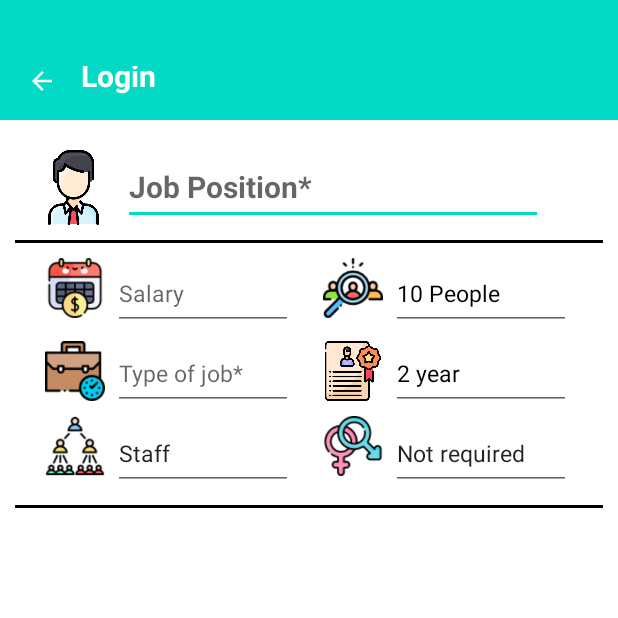
After one commit to NekoNo001/GoJob, an Android app: the jobCreate screen opened directly, with no data from a screen before it, on a phone screen of 412 x 824 dp, the top half of it. The commit adds this screen. Run offline under Robolectric (Android 15) with nearby library versions, the phone set to English and light mode, and no system bars.

```diff
--- a/app/src/main/java/com/b1906478/gojob/activity/findActivity.java
+++ b/app/src/main/java/com/b1906478/gojob/activity/findActivity.java
@@ -12,6 +12,7 @@ import android.view.View;
 import android.view.animation.AccelerateInterpolator;
 import android.view.animation.LinearInterpolator;
 import android.widget.Button;
+import android.widget.FrameLayout;
 import android.widget.Toast;
 
 import com.b1906478.gojob.R;
--- /dev/null
+++ b/app/src/main/java/com/b1906478/gojob/activity/jobCreate.java
@@ -0,0 +1,16 @@
+package com.b1906478.gojob.activity;
+
+import androidx.appcompat.app.AppCompatActivity;
+
+import android.os.Bundle;
+
+import com.b1906478.gojob.R;
+
+public class jobCreate extends AppCompatActivity {
+
+    @Override
+    protected void onCreate(Bundle savedInstanceState) {
+        super.onCreate(savedInstanceState);
+        setContentView(R.layout.activity_job_create);
+    }
+}
--- /dev/null
+++ b/app/src/main/res/layout/activity_job_create.xml
@@ -0,0 +1,277 @@
+<?xml version="1.0" encoding="utf-8"?>
+<ScrollView xmlns:android="http://schemas.android.com/apk/res/android"
+    xmlns:app="http://schemas.android.com/apk/res-auto"
+    xmlns:tools="http://schemas.android.com/tools"
+    android:layout_width="match_parent"
+    android:layout_height="wrap_content"
+    android:fillViewport="true">
+
+
+    <androidx.constraintlayout.widget.ConstraintLayout
+        android:layout_width="match_parent"
+        android:layout_height="match_parent"
+        tools:context=".activity.jobCreate">
+
+
+        <include
+            android:id="@+id/toolbarid"
+            layout="@layout/toolbar"
+            app:layout_constraintEnd_toEndOf="parent"
+            app:layout_constraintHorizontal_bias="1.0"
+            app:layout_constraintStart_toStartOf="parent"
+            app:layout_constraintTop_toTopOf="parent" />
+
+        <EditText
+            android:id="@+id/jobPosition"
+            android:layout_width="280dp"
+            android:layout_height="50dp"
+            android:layout_marginEnd="50dp"
+            android:gravity="center_vertical"
+            android:hint="Job Position*"
+            android:layout_marginTop="20dp"
+            android:singleLine="true"
+            android:textSize="20dp"
+            android:textStyle="bold"
+            app:layout_constraintEnd_toEndOf="parent"
+            app:layout_constraintTop_toBottomOf="@+id/toolbarid" />
+
+        <ImageView
+            android:id="@+id/personid"
+            android:layout_width="50dp"
+            android:layout_height="50dp"
+            android:layout_marginTop="20dp"
+            android:layout_marginStart="15dp"
+            android:background="@drawable/man"
+            app:layout_constraintEnd_toStartOf="@id/jobPosition"
+            app:layout_constraintStart_toStartOf="parent"
+            app:layout_constraintTop_toBottomOf="@+id/toolbarid" />
+
+        <View
+            android:id="@+id/line1"
+            android:layout_width="match_parent"
+            android:layout_height="2dp"
+            android:layout_marginHorizontal="10dp"
+            android:background="@color/darkmodedfont"
+            app:layout_constraintEnd_toEndOf="parent"
+            app:layout_constraintStart_toStartOf="parent"
+            app:layout_constraintTop_toBottomOf="@+id/personid"
+            android:layout_marginTop="10dp"/>
+
+        <ImageView
+            android:id="@+id/addressic"
+            style="@style/iconsizeforcreate"
+            android:layout_marginStart="30dp"
+            android:src="@drawable/regularpayments"
+            app:layout_constraintEnd_toStartOf="@+id/Salary"
+            app:layout_constraintStart_toStartOf="parent"
+            app:layout_constraintTop_toBottomOf="@+id/line1" />
+
+        <TextView
+            android:id="@+id/Salary"
+            android:layout_width="120dp"
+            android:layout_height="25dp"
+            android:layout_marginStart="10dp"
+            android:layout_marginTop="10dp"
+            android:layout_marginEnd="7dp"
+            android:singleLine="true"
+            android:text="@string/salary"
+            android:textColor="@color/darkmodedfont"
+            android:textSize="20sp"
+            android:visibility="gone"
+            android:textStyle="bold"
+            app:layout_constraintStart_toEndOf="@id/addressic"
+            app:layout_constraintTop_toBottomOf="@+id/line1" />
+
+        <EditText
+            android:id="@+id/txtsalary"
+            android:layout_width="120dp"
+            android:layout_height="48dp"
+            android:layout_marginStart="5dp"
+            android:layout_marginTop="10dp"
+            android:singleLine="true"
+            android:hint="Salary"
+            android:textColor="@color/darkmodedfont"
+            app:layout_constraintEnd_toStartOf="@id/imgNumOfrecut"
+            app:layout_constraintStart_toEndOf="@id/addressic"
+            app:layout_constraintTop_toBottomOf="@+id/line1" />
+
+        <ImageView
+            android:id="@+id/imgNumOfrecut"
+            style="@style/iconsizeforcreate"
+            android:src="@drawable/recruitment"
+            app:layout_constraintStart_toEndOf="@id/txtsalary"
+            app:layout_constraintTop_toBottomOf="@+id/line1" />
+
+        <TextView
+            android:id="@+id/numofrecut"
+            android:layout_width="120dp"
+            android:layout_height="25dp"
+            android:layout_marginTop="10dp"
+            android:visibility="gone"
+            android:layout_marginStart="10dp"
+            android:singleLine="true"
+            android:text="@string/recruit"
+            android:textColor="@color/darkmodedfont"
+            android:textSize="20sp"
+            android:textStyle="bold"
+            app:layout_constraintStart_toEndOf="@+id/imgNumOfrecut"
+            app:layout_constraintTop_toBottomOf="@+id/line1" />
+
+        <EditText
+            android:id="@+id/txtnumofrecut"
+            android:layout_width="120dp"
+            android:layout_height="48dp"
+            android:layout_marginStart="5dp"
+            android:gravity="center_vertical"
+            android:imeOptions="actionNext"
+            android:layout_marginTop="10dp"
+            android:singleLine="true"
+            android:text="10 People"
+            android:textColor="@color/darkmodedfont"
+            app:layout_constraintStart_toEndOf="@+id/imgNumOfrecut"
+            app:layout_constraintTop_toBottomOf="@+id/line1" />
+
+        <ImageView
+            android:id="@+id/typejobic"
+            style="@style/iconsizeforcreate"
+            android:layout_marginStart="30dp"
+            android:layout_marginTop="15dp"
+            android:src="@drawable/parttime"
+            app:layout_constraintStart_toStartOf="parent"
+            app:layout_constraintTop_toBottomOf="@+id/addressic" />
+
+        <TextView
+            android:id="@+id/typejob"
+            android:layout_width="120dp"
+            android:layout_height="25dp"
+            android:layout_marginStart="10dp"
+            android:layout_marginEnd="7dp"
+            android:layout_marginTop="10dp"
+            android:gravity="center_vertical"
+            android:singleLine="true"
+            android:visibility="gone"
+            android:text="@string/work"
+            android:textColor="@color/darkmodedfont"
+            android:textSize="20dp"
+            android:textStyle="bold"
+            app:layout_constraintStart_toEndOf="@id/addressic"
+            app:layout_constraintTop_toBottomOf="@+id/txtsalary" />
+
+        <EditText
+            android:id="@+id/txttypejob"
+            style="@style/fontJD"
+            android:gravity="center_vertical"
+            android:layout_height="48dp"
+            android:layout_marginTop="5dp"
+            android:hint="Type of job*"
+            app:layout_constraintStart_toEndOf="@id/addressic"
+            app:layout_constraintTop_toBottomOf="@+id/typejob" />
+
+        <ImageView
+            android:id="@+id/imgexp"
+            style="@style/iconsizeforcreate"
+            android:layout_marginEnd="10dp"
+            android:layout_marginTop="15dp"
+            android:src="@drawable/ic_experience"
+            app:layout_constraintStart_toEndOf="@id/txttypejob"
+            app:layout_constraintTop_toBottomOf="@+id/imgNumOfrecut" />
+
+        <TextView
+            android:id="@+id/exp"
+            android:layout_width="130dp"
+            android:layout_height="25dp"
+            android:layout_marginStart="10dp"
+            android:layout_marginTop="10dp"
+            android:gravity="center_vertical"
+            android:singleLine="true"
+            android:visibility="gone"
+            android:text="@string/experience"
+            android:textColor="@color/darkmodedfont"
+            android:textSize="20sp"
+            android:textStyle="bold"
+            app:layout_constraintStart_toEndOf="@id/imgexp"
+            app:layout_constraintTop_toBottomOf="@+id/txtnumofrecut" />
+
+        <EditText
+            android:id="@+id/txtexp"
+            style="@style/fontJD"
+            android:singleLine="true"
+            android:gravity="center_vertical"
+            android:text="2 year"
+            android:layout_marginTop="5dp"
+            android:layout_height="48dp"
+            android:textColor="@color/darkmodedfont"
+            app:layout_constraintStart_toEndOf="@id/imgexp"
+            app:layout_constraintTop_toBottomOf="@+id/exp" />
+
+
+        <ImageView
+            android:id="@+id/levelic"
+            style="@style/iconsizeforcreate"
+            android:src="@drawable/mlm"
+            android:layout_marginStart="30dp"
+            app:layout_constraintStart_toStartOf="parent"
+            app:layout_constraintTop_toBottomOf="@+id/typejobic" />
+
+        <EditText
+            android:id="@+id/txtlevel"
+            style="@style/fontJD"
+            android:gravity="center_vertical"
+            android:layout_height="48dp"
+            android:text="Staff"
+            android:layout_marginTop="5dp"
+            app:layout_constraintStart_toEndOf="@+id/levelic"
+            app:layout_constraintTop_toBottomOf="@+id/txttypejob" />
+
+
+        <ImageView
+            android:id="@+id/icgender"
+            style="@style/iconsizeforcreate"
+            android:src="@drawable/equality"
+            app:layout_constraintStart_toEndOf="@+id/txtlevel"
+            app:layout_constraintTop_toBottomOf="@+id/typejobic" />
+
+        <EditText
+            android:id="@+id/txtgender"
+            style="@style/fontJD"
+            android:layout_height="48dp"
+            android:gravity="center_vertical"
+            android:text="Not required"
+            android:layout_marginTop="5dp"
+            app:layout_constraintStart_toEndOf="@+id/icgender"
+            app:layout_constraintTop_toBottomOf="@+id/txttypejob" />
+
+
+
+        <View
+            android:id="@+id/line2"
+            android:layout_width="match_parent"
+            android:layout_height="2dp"
+            android:layout_marginHorizontal="10dp"
+            android:background="@color/darkmodedfont"
+            app:layout_constraintEnd_toEndOf="parent"
+            app:layout_constraintStart_toStartOf="parent"
+            app:layout_constraintTop_toBottomOf="@+id/txtgender"
+            android:layout_marginTop="10dp"/>
+
+
+        <Button
+            android:id="@+id/btnNext"
+            android:layout_width="match_parent"
+            android:layout_height="wrap_content"
+            android:layout_marginStart="50dp"
+            android:layout_marginEnd="50dp"
+            android:layout_marginBottom="50dp"
+            android:background="@drawable/round_bg"
+            android:gravity="center"
+            android:text="@string/next"
+            android:textColor="@color/white"
+            android:textStyle="bold"
+            android:visibility="gone"
+            app:layout_constraintBottom_toBottomOf="parent"
+            app:layout_constraintEnd_toEndOf="parent"
+            app:layout_constraintStart_toStartOf="parent" />
+
+    </androidx.constraintlayout.widget.ConstraintLayout>
+
+</ScrollView>
--- a/app/src/main/res/layout/card.xml
+++ b/app/src/main/res/layout/card.xml
@@ -371,13 +371,15 @@
                 app:layout_constraintEnd_toEndOf="parent"
                 app:layout_constraintStart_toStartOf="parent"
                 app:layout_constraintTop_toTopOf="parent"
-                app:layout_constraintBottom_toBottomOf="parent"/>
+                app:layout_constraintBottom_toBottomOf="parent"
+                android:visibility="gone"/>
 
             <FrameLayout
                 android:id="@+id/right_overlay"
                 android:layout_width="0dp"
                 android:layout_height="0dp"
                 android:background="@color/Mint"
+                android:visibility="gone"
                 app:layout_constraintEnd_toEndOf="parent"
                 app:layout_constraintStart_toStartOf="parent"
                 app:layout_constraintTop_toTopOf="parent"
--- a/app/src/main/res/values/themes.xml
+++ b/app/src/main/res/values/themes.xml
@@ -57,5 +57,13 @@
         <item name="android:textColor">@color/darkmodedfont</item>
     </style>
 
+    <!-- job description create -->
+    <style name="iconsizeforcreate">
+        <item name="android:layout_width">40dp</item>
+        <item name="android:layout_height">40dp</item>
+        <item name="android:layout_marginTop">10dp</item>
+        <item name="android:layout_marginStart">20dp</item>
+    </style>
+
 
 </resources>
```
Also changed, not shown: app/src/main/AndroidManifest.xml (+17 -9 lines).
